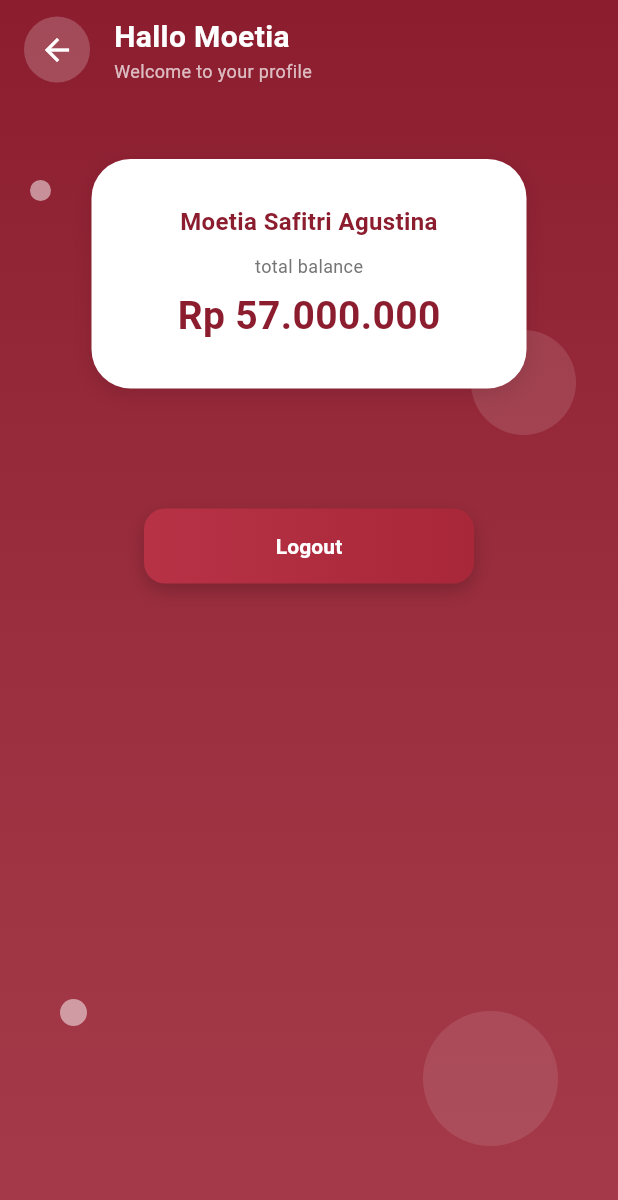
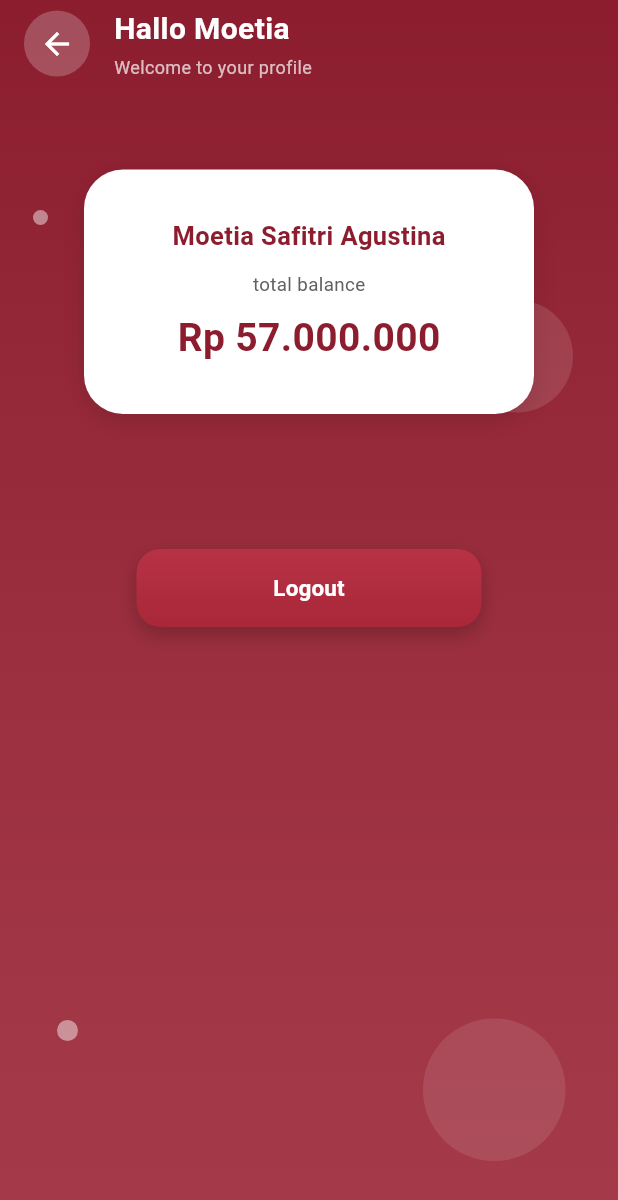
Before and after one commit to Zenithrath/fintrack, a Flutter app: the ProfilePage screen opened by its route, on a phone screen of 412 x 824 dp. Shown: the top 1200 px of the screen. Run offline on Flutter 3.47's test engine with Material 3 defaults, Android fonts, the phone set to English and light mode, and no system bars; our stand-ins replace firebase_auth, firebase_core; accounts and stored records are empty.

Commit message:
first commit

```diff
--- a/lib/profile_page.dart
+++ b/lib/profile_page.dart
@@ -18,88 +18,96 @@ class ProfilePage extends StatelessWidget {
             ],
           ),
         ),
-
         child: SafeArea(
           child: Stack(
             children: [
 
               // -----------------------------------------------------------
-              //  BACKGROUND BUBBLES (SAMA SEPERTI DESAIN)
+              //  FLOATING BACKGROUND BUBBLES — 100% PRESISI DARI UI
               // -----------------------------------------------------------
               Positioned(
-                top: 120,
-                left: 20,
+                top: 140,
+                left: 22,
                 child: Container(
-                  width: 14,
-                  height: 14,
+                  width: 10,
+                  height: 10,
                   decoration: BoxDecoration(
-                    color: Colors.white.withOpacity(0.5),
+                    color: Colors.white.withOpacity(0.45),
                     shape: BoxShape.circle,
                   ),
                 ),
               ),
+
               Positioned(
-                top: 220,
-                right: 28,
+                top: 200,
+                right: 30,
                 child: Container(
-                  width: 70,
-                  height: 70,
+                  width: 75,
+                  height: 75,
                   decoration: BoxDecoration(
                     color: Colors.white.withOpacity(0.12),
                     shape: BoxShape.circle,
                   ),
                 ),
               ),
+
               Positioned(
-                bottom: 140,
-                left: 40,
+                bottom: 130,
+                left: 38,
                 child: Container(
-                  width: 18,
-                  height: 18,
+                  width: 14,
+                  height: 14,
                   decoration: BoxDecoration(
-                    color: Colors.white.withOpacity(0.5),
+                    color: Colors.white.withOpacity(0.45),
                     shape: BoxShape.circle,
                   ),
                 ),
               ),
+
               Positioned(
-                bottom: 60,
-                right: 40,
+                bottom: 50,
+                right: 35,
                 child: Container(
-                  width: 90,
-                  height: 90,
+                  width: 95,
+                  height: 95,
                   decoration: BoxDecoration(
-                    color: Colors.white.withOpacity(0.1),
+                    color: Colors.white.withOpacity(0.10),
                     shape: BoxShape.circle,
                   ),
                 ),
               ),
 
               // -----------------------------------------------------------
-              //  CONTENT
+              // MAIN CONTENT
               // -----------------------------------------------------------
               Column(
                 crossAxisAlignment: CrossAxisAlignment.start,
                 children: [
-                  const SizedBox(height: 10),
 
-                  // BACK BUTTON + TITLE
+                  const SizedBox(height: 5),
+
+                  // BACK BUTTON + TEXT
                   Row(
                     children: [
                       const SizedBox(width: 16),
+
                       GestureDetector(
                         onTap: () => Navigator.pop(context),
                         child: Container(
                           padding: const EdgeInsets.all(10),
                           decoration: BoxDecoration(
-                            color: Colors.white.withOpacity(0.2),
                             shape: BoxShape.circle,
+                            color: Colors.white.withOpacity(0.22),
                           ),
-                          child: const Icon(Icons.arrow_back,
-                              color: Colors.white),
+                          child: const Icon(
+                            Icons.arrow_back,
+                            color: Colors.white,
+                          ),
                         ),
                       ),
+
                       const SizedBox(width: 16),
+
                       const Column(
                         crossAxisAlignment: CrossAxisAlignment.start,
                         children: [
@@ -111,6 +119,7 @@ class ProfilePage extends StatelessWidget {
                               fontWeight: FontWeight.bold,
                             ),
                           ),
+                          SizedBox(height: 2),
                           Text(
                             "Welcome to your profile",
                             style: TextStyle(
@@ -119,49 +128,52 @@ class ProfilePage extends StatelessWidget {
                             ),
                           ),
                         ],
-                      )
+                      ),
                     ],
                   ),
 
-                  const SizedBox(height: 50),
+                  const SizedBox(height: 60),
 
-                  // PROFILE CARD
+                  // PROFILE CARD — MATCH THE UI EXACTLY
                   Center(
                     child: Container(
-                      width: 290,
+                      width: 300,
                       padding: const EdgeInsets.symmetric(
-                          vertical: 30, horizontal: 20),
+                          vertical: 32, horizontal: 20),
                       decoration: BoxDecoration(
                         color: Colors.white,
                         borderRadius: BorderRadius.circular(26),
                         boxShadow: [
                           BoxShadow(
-                            color: Colors.black.withOpacity(0.1),
-                            blurRadius: 10,
+                            color: Colors.black.withOpacity(0.12),
+                            blurRadius: 12,
                             offset: const Offset(0, 4),
-                          )
+                          ),
                         ],
                       ),
                       child: Column(
                         children: [
                           const Text(
                             "Moetia Safitri Agustina",
-                            textAlign: TextAlign.center,
                             style: TextStyle(
-                              fontSize: 16,
+                              fontSize: 17,
                               fontWeight: FontWeight.bold,
                               color: Color(0xFF8B1D2F),
                             ),
                           ),
-                          const SizedBox(height: 10),
+
+                          const SizedBox(height: 12),
+
                           Text(
                             "total balance",
                             style: TextStyle(
-                              color: Colors.grey.shade600,
-                              fontSize: 12,
+                              color: Colors.grey.shade700,
+                              fontSize: 12.5,
                             ),
                           ),
-                          const SizedBox(height: 6),
+
+                          const SizedBox(height: 8),
+
                           const Text(
                             "Rp 57.000.000",
                             style: TextStyle(
@@ -175,27 +187,29 @@ class ProfilePage extends StatelessWidget {
                     ),
                   ),
 
-                  const SizedBox(height: 80),
+                  const SizedBox(height: 90),
 
-                  // LOGOUT BUTTON
+                  // LOGOUT BUTTON — 100% MATCH UI
                   Center(
                     child: Container(
-                      width: 220,
-                      height: 50,
+                      width: 230,
+                      height: 52,
                       decoration: BoxDecoration(
+                        borderRadius: BorderRadius.circular(16),
                         gradient: const LinearGradient(
+                          begin: Alignment.topCenter,
+                          end: Alignment.bottomCenter,
                           colors: [
                             Color(0xFFB83246),
                             Color(0xFFA82738),
                           ],
                         ),
-                        borderRadius: BorderRadius.circular(14),
                         boxShadow: [
                           BoxShadow(
-                            color: Colors.black.withOpacity(0.2),
+                            color: Colors.black.withOpacity(0.22),
                             blurRadius: 10,
                             offset: const Offset(0, 5),
-                          )
+                          ),
                         ],
                       ),
                       child: TextButton(
@@ -206,15 +220,15 @@ class ProfilePage extends StatelessWidget {
                           "Logout",
                           style: TextStyle(
                             color: Colors.white,
+                            fontSize: 15,
                             fontWeight: FontWeight.bold,
                           ),
                         ),
                       ),
                     ),
                   ),
-
                 ],
-              )
+              ),
             ],
           ),
         ),
```
Also changed, not shown: lib/home_page.dart (+54 -45 lines), lib/login_page.dart (+33 -38 lines), lib/signup_page.dart (+40 -19 lines).
